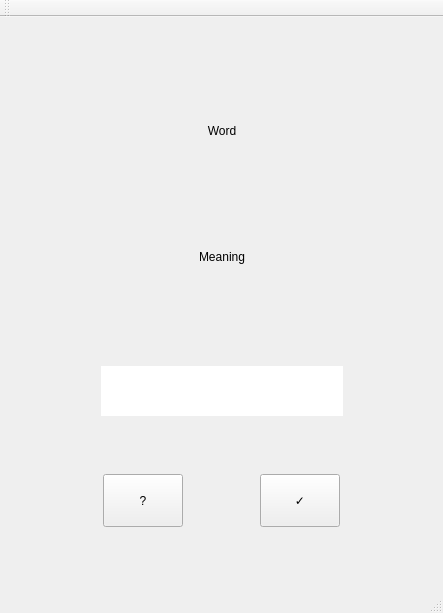
First picture: the form in main_window.ui, repository codincodee/AnyWord, before the edit.
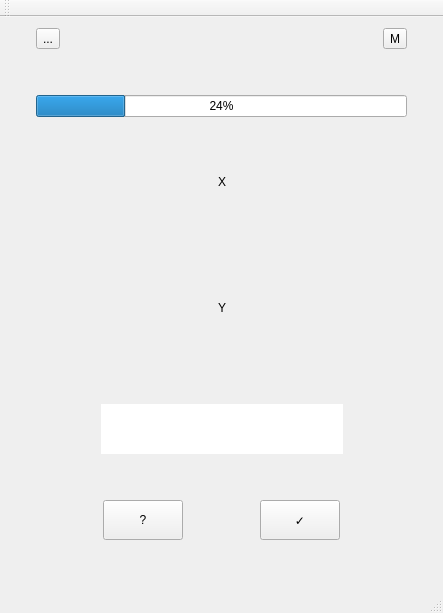
Second picture: the form after the edit.

The edit to the form file:
```diff
--- a/main_window.ui
+++ b/main_window.ui
@@ -20,6 +20,78 @@
    <layout class="QGridLayout" name="gridLayout">
     <item row="0" column="1">
      <layout class="QVBoxLayout" name="verticalLayout">
+      <item>
+       <layout class="QHBoxLayout" name="horizontalLayout_6">
+        <item>
+         <spacer name="horizontalSpacer_16">
+          <property name="orientation">
+           <enum>Qt::Horizontal</enum>
+          </property>
+          <property name="sizeType">
+           <enum>QSizePolicy::Fixed</enum>
+          </property>
+          <property name="sizeHint" stdset="0">
+           <size>
+            <width>5</width>
+            <height>20</height>
+           </size>
+          </property>
+         </spacer>
+        </item>
+        <item>
+         <widget class="QToolButton" name="toolButton">
+          <property name="focusPolicy">
+           <enum>Qt::NoFocus</enum>
+          </property>
+          <property name="text">
+           <string>...</string>
+          </property>
+          <property name="arrowType">
+           <enum>Qt::NoArrow</enum>
+          </property>
+         </widget>
+        </item>
+        <item>
+         <spacer name="horizontalSpacer_15">
+          <property name="orientation">
+           <enum>Qt::Horizontal</enum>
+          </property>
+          <property name="sizeHint" stdset="0">
+           <size>
+            <width>40</width>
+            <height>20</height>
+           </size>
+          </property>
+         </spacer>
+        </item>
+        <item>
+         <widget class="QToolButton" name="toolButton_2">
+          <property name="focusPolicy">
+           <enum>Qt::NoFocus</enum>
+          </property>
+          <property name="text">
+           <string>M</string>
+          </property>
+         </widget>
+        </item>
+        <item>
+         <spacer name="horizontalSpacer_14">
+          <property name="orientation">
+           <enum>Qt::Horizontal</enum>
+          </property>
+          <property name="sizeType">
+           <enum>QSizePolicy::Fixed</enum>
+          </property>
+          <property name="sizeHint" stdset="0">
+           <size>
+            <width>5</width>
+            <height>20</height>
+           </size>
+          </property>
+         </spacer>
+        </item>
+       </layout>
+      </item>
       <item>
        <spacer name="verticalSpacer">
         <property name="orientation">
@@ -36,6 +108,62 @@
         </property>
        </spacer>
       </item>
+      <item>
+       <layout class="QHBoxLayout" name="horizontalLayout_5">
+        <item>
+         <spacer name="horizontalSpacer_13">
+          <property name="orientation">
+           <enum>Qt::Horizontal</enum>
+          </property>
+          <property name="sizeType">
+           <enum>QSizePolicy::Fixed</enum>
+          </property>
+          <property name="sizeHint" stdset="0">
+           <size>
+            <width>5</width>
+            <height>20</height>
+           </size>
+          </property>
+         </spacer>
+        </item>
+        <item>
+         <widget class="QProgressBar" name="ProgressBar">
+          <property name="value">
+           <number>24</number>
+          </property>
+         </widget>
+        </item>
+        <item>
+         <spacer name="horizontalSpacer_12">
+          <property name="orientation">
+           <enum>Qt::Horizontal</enum>
+          </property>
+          <property name="sizeType">
+           <enum>QSizePolicy::Fixed</enum>
+          </property>
+          <property name="sizeHint" stdset="0">
+           <size>
+            <width>5</width>
+            <height>20</height>
+           </size>
+          </property>
+         </spacer>
+        </item>
+       </layout>
+      </item>
+      <item>
+       <spacer name="verticalSpacer_6">
+        <property name="orientation">
+         <enum>Qt::Vertical</enum>
+        </property>
+        <property name="sizeHint" stdset="0">
+         <size>
+          <width>20</width>
+          <height>40</height>
+         </size>
+        </property>
+       </spacer>
+      </item>
       <item>
        <layout class="QHBoxLayout" name="horizontalLayout">
         <item>
@@ -60,7 +188,7 @@
            </size>
           </property>
           <property name="text">
-           <string>Word</string>
+           <string>X</string>
           </property>
           <property name="textFormat">
            <enum>Qt::AutoText</enum>
@@ -125,7 +253,7 @@
            </size>
           </property>
           <property name="text">
-           <string>Meaning</string>
+           <string>Y</string>
           </property>
           <property name="alignment">
            <set>Qt::AlignCenter</set>
```
